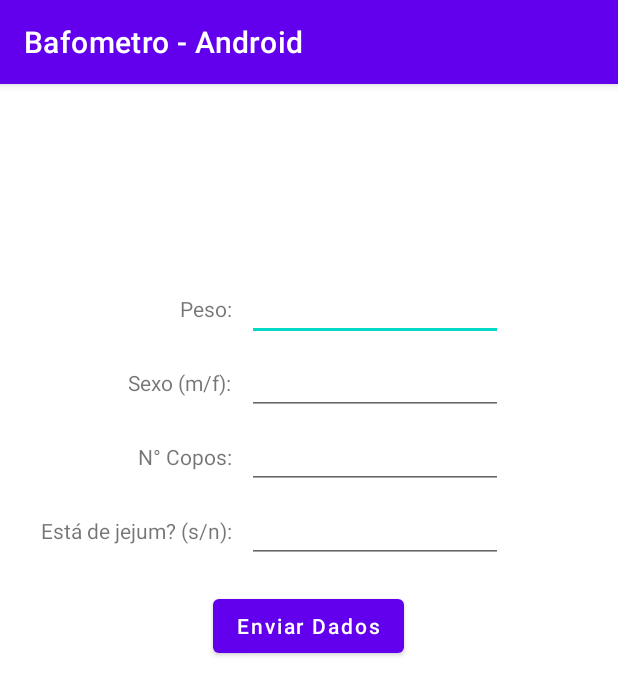
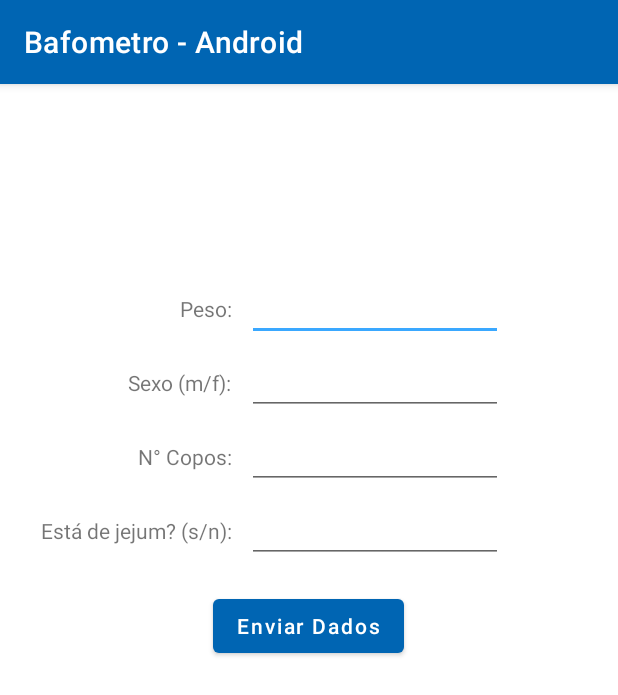
Before and after one commit to lucamps/Bafometro_Android, an Android app: the screen it shows after launch (MainActivity), on a phone screen of 412 x 824 dp. Shown: the top 695 px of the screen. Run offline under Robolectric (Android 15) with nearby library versions, the phone set to English and light mode, and no system bars.

Commit message:
Abordagem B concluída + mudanças nas cores

```diff
--- a/app/src/main/AndroidManifest.xml
+++ b/app/src/main/AndroidManifest.xml
@@ -9,7 +9,8 @@
         android:roundIcon="@mipmap/ic_launcher_round"
         android:supportsRtl="true"
         android:theme="@style/Theme.BafometroAndroid">
-        <activity android:name=".SecondActivity"></activity>
+        <activity android:name="pacoteB.OutsideActivity"></activity>
+        <activity android:name=".SecondActivity" />
         <activity android:name=".MainActivity">
             <intent-filter>
                 <action android:name="android.intent.action.MAIN" />
--- a/app/src/main/res/values-night/themes.xml
+++ b/app/src/main/res/values-night/themes.xml
@@ -2,13 +2,13 @@
     <!-- Base application theme. -->
     <style name="Theme.BafometroAndroid" parent="Theme.MaterialComponents.DayNight.DarkActionBar">
         <!-- Primary brand color. -->
-        <item name="colorPrimary">@color/purple_200</item>
-        <item name="colorPrimaryVariant">@color/purple_700</item>
+        <item name="colorPrimary">@color/light_gray</item>
+        <item name="colorPrimaryVariant">@color/dark_gray</item>
         <item name="colorOnPrimary">@color/black</item>
         <!-- Secondary brand color. -->
         <item name="colorSecondary">@color/teal_200</item>
         <item name="colorSecondaryVariant">@color/teal_200</item>
-        <item name="colorOnSecondary">@color/black</item>
+        <item name="colorOnSecondary">@color/light_gray</item>
         <!-- Status bar color. -->
         <item name="android:statusBarColor" tools:targetApi="l">?attr/colorPrimaryVariant</item>
         <!-- Customize your theme here. -->
--- a/app/src/main/res/values/colors.xml
+++ b/app/src/main/res/values/colors.xml
@@ -7,4 +7,13 @@
     <color name="teal_700">#FF018786</color>
     <color name="black">#FF000000</color>
     <color name="white">#FFFFFFFF</color>
+
+    <!-- Added lines -->
+    <color name="light_gray">#DDDDDD</color>
+    <color name="gray">#FF777777</color>
+    <color name="dark_gray">#FF333333</color>
+    <color name="light_blue">#3AA8FF</color>
+    <color name="blue">#0065B3</color>
+    <color name="dark_blue">#004A83</color>
+
 </resources>
--- a/app/src/main/res/values/themes.xml
+++ b/app/src/main/res/values/themes.xml
@@ -2,12 +2,12 @@
     <!-- Base application theme. -->
     <style name="Theme.BafometroAndroid" parent="Theme.MaterialComponents.DayNight.DarkActionBar">
         <!-- Primary brand color. -->
-        <item name="colorPrimary">@color/purple_500</item>
-        <item name="colorPrimaryVariant">@color/purple_700</item>
+        <item name="colorPrimary">@color/blue</item>
+        <item name="colorPrimaryVariant">@color/dark_blue</item>
         <item name="colorOnPrimary">@color/white</item>
         <!-- Secondary brand color. -->
-        <item name="colorSecondary">@color/teal_200</item>
-        <item name="colorSecondaryVariant">@color/teal_700</item>
+        <item name="colorSecondary">@color/light_blue</item>
+        <item name="colorSecondaryVariant">@color/blue</item>
         <item name="colorOnSecondary">@color/black</item>
         <!-- Status bar color. -->
         <item name="android:statusBarColor" tools:targetApi="l">?attr/colorPrimaryVariant</item>
```
Also changed, not shown: app/src/main/java/android/lucamps/bafometro_android/MainActivity.java (+8 -1 lines), app/src/main/java/pacoteB/OutsideActivity.java (added, +54 -0 lines), app/src/main/res/layout/activity_outside.xml (added, +17 -0 lines).
